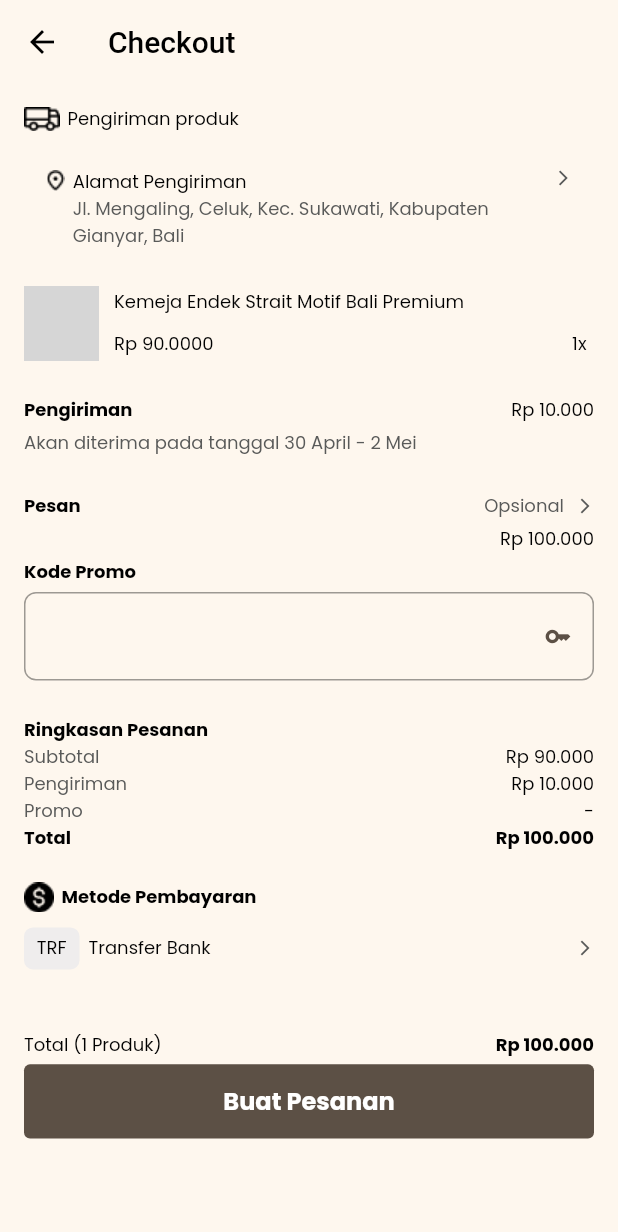
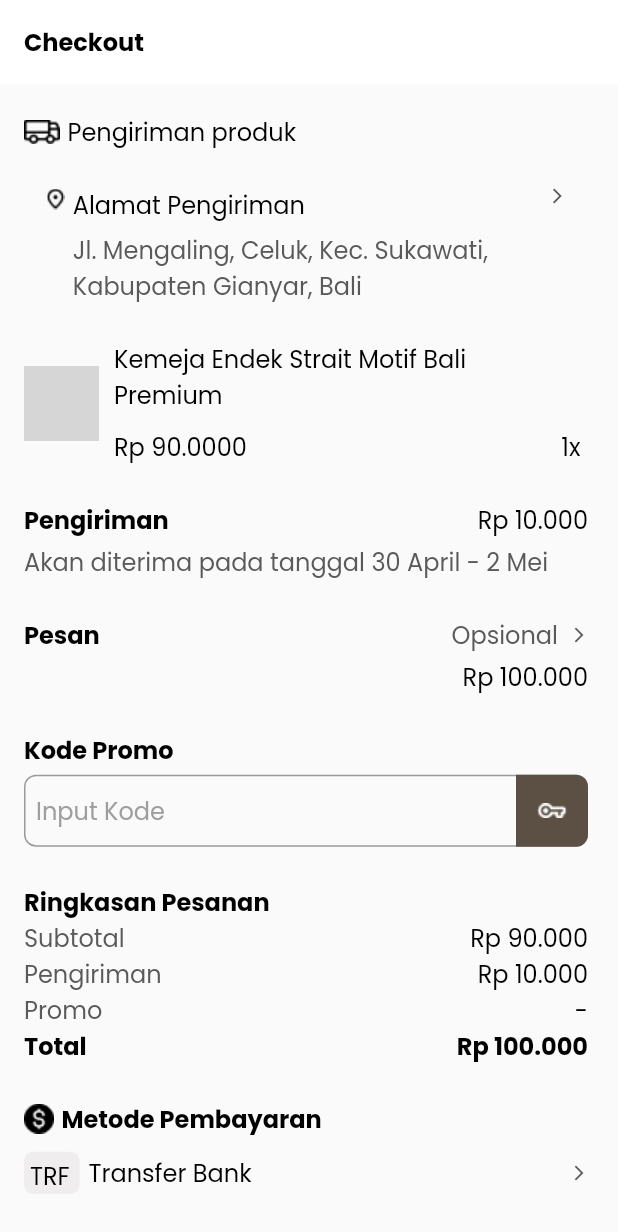
Before and after one commit to Balink-8/mobile_balink, a Flutter app: the CheckoutShopPage screen opened directly, on a phone screen of 412 x 824 dp. Shown: the top 1232 px of the screen. Run offline on Flutter 3.47's test engine with Material 2 defaults, Android fonts, the phone set to English and light mode, and no system bars; our stand-ins replace carousel_slider, flutter_screenutil, google_fonts; missing offline and left inert: weekly_date_picker; network calls fail; grey boxes are pictures that could not be loaded.

Commit message:
update CheckoutShopPage bagian textfield Kode Promo

```diff
--- a/lib/main.dart
+++ b/lib/main.dart
@@ -1,6 +1,7 @@
 import 'package:flutter/material.dart';
 import 'package:flutter_screenutil/flutter_screenutil.dart';
 import 'package:mobile_balink/view/checkout/berhasil_bayar.dart';
+import 'package:mobile_balink/view/checkout/checkout_shop.dart';
 import 'package:mobile_balink/view/checkout/upload_bukti_pembayaran.dart';
 import 'package:mobile_balink/view/login_page.dart';
 
@@ -23,7 +24,7 @@ class MyApp extends StatelessWidget {
             iconTheme: IconThemeData(color: Colors.black),
           )),
           debugShowCheckedModeBanner: false,
-          home: BuktiPembayaranPage(),
+          home: CheckoutShopPage(),
         );
       },
     );
--- a/lib/view/checkout/checkout_shop.dart
+++ b/lib/view/checkout/checkout_shop.dart
@@ -8,23 +8,23 @@ class CheckoutShopPage extends StatelessWidget {
   @override
   Widget build(BuildContext context) {
     return Scaffold(
-      backgroundColor: primaryColor,
+      // backgroundColor: primaryColor,
       appBar: AppBar(
-        backgroundColor: primaryColor,
+        backgroundColor: whiteColor,
         elevation: 0,
-        title: const Text(
+        title: Text(
           'Checkout',
-          style: TextStyle(color: Colors.black),
+          style: poppinsKecil.copyWith(
+            color: blackColor,
+            fontWeight: FontWeight.bold,
+          ),
         ),
       ),
       body: SingleChildScrollView(
-        padding: const EdgeInsets.only(left: 16, right: 16),
+        padding: const EdgeInsets.fromLTRB(16, 20, 20, 20),
         child: Column(
           crossAxisAlignment: CrossAxisAlignment.stretch,
           children: [
-            SizedBox(
-              height: 14.h,
-            ),
             Row(
               children: [
                 Image.asset('assets/truck.png'),
@@ -33,13 +33,11 @@ class CheckoutShopPage extends StatelessWidget {
                 ),
                 Text('Pengiriman produk',
                     style: poppinsKecil.copyWith(
-                        fontSize: 12,
-                        color: blackColor,
-                        fontWeight: FontWeight.w400))
+                        color: blackColor, fontWeight: FontWeight.w400))
               ],
             ),
-            const SizedBox(
-              height: 24,
+            SizedBox(
+              height: 24.h,
             ),
             Padding(
               padding: const EdgeInsets.only(left: 14.5, right: 14.5),
@@ -61,13 +59,15 @@ class CheckoutShopPage extends StatelessWidget {
                       children: [
                         Text('Alamat Pengiriman',
                             style: poppinsKecil.copyWith(
-                                fontSize: 12,
+                                //
                                 color: blackColor,
                                 fontWeight: FontWeight.w400)),
+                        SizedBox(
+                          height: 6.h,
+                        ),
                         Text(
                             'Jl. Mengaling, Celuk, Kec. Sukawati, Kabupaten Gianyar, Bali',
                             style: poppinsKecil.copyWith(
-                                fontSize: 12,
                                 color: const Color.fromRGBO(89, 90, 89, 1),
                                 fontWeight: FontWeight.w400)),
                       ],
@@ -84,8 +84,8 @@ class CheckoutShopPage extends StatelessWidget {
                 ],
               ),
             ),
-            const SizedBox(
-              height: 24,
+            SizedBox(
+              height: 24.h,
             ),
             Row(
               children: [
@@ -116,11 +116,9 @@ class CheckoutShopPage extends StatelessWidget {
                     children: [
                       Text('Kemeja Endek Strait Motif Bali Premium',
                           style: poppinsKecil.copyWith(
-                              fontSize: 12,
-                              color: blackColor,
-                              fontWeight: FontWeight.w400)),
-                      const SizedBox(
-                        height: 10,
+                              color: blackColor, fontWeight: FontWeight.w400)),
+                      SizedBox(
+                        height: 10.h,
                       ),
                       Row(
                         mainAxisAlignment: MainAxisAlignment.spaceBetween,
@@ -128,13 +126,10 @@ class CheckoutShopPage extends StatelessWidget {
                           Text(
                             'Rp 90.0000',
                             style: poppinsKecil.copyWith(
-                                fontSize: 12,
-                                color: blackColor,
-                                fontWeight: FontWeight.w400),
+                                color: blackColor, fontWeight: FontWeight.w400),
                           ),
                           Text('1x',
                               style: poppinsKecil.copyWith(
-                                  fontSize: 12,
                                   color: blackColor,
                                   fontWeight: FontWeight.w400))
                         ],
@@ -149,22 +144,18 @@ class CheckoutShopPage extends StatelessWidget {
             ),
 
             //PENGIRIMAN
-            const SizedBox(
-              height: 24,
+            SizedBox(
+              height: 24.h,
             ),
             Row(
               mainAxisAlignment: MainAxisAlignment.spaceBetween,
               children: [
                 Text('Pengiriman',
                     style: poppinsKecil.copyWith(
-                        fontSize: 12,
-                        color: blackColor,
-                        fontWeight: FontWeight.w700)),
+                        color: blackColor, fontWeight: FontWeight.w700)),
                 Text('Rp 10.000',
                     style: poppinsKecil.copyWith(
-                        fontSize: 12,
-                        color: blackColor,
-                        fontWeight: FontWeight.w400)),
+                        color: blackColor, fontWeight: FontWeight.w400)),
               ],
             ),
             SizedBox(
@@ -172,11 +163,10 @@ class CheckoutShopPage extends StatelessWidget {
             ),
             Text('Akan diterima pada tanggal 30 April - 2 Mei',
                 style: poppinsKecil.copyWith(
-                    fontSize: 12,
                     color: const Color.fromRGBO(89, 90, 89, 1),
                     fontWeight: FontWeight.w400)),
-            const SizedBox(
-              height: 24,
+            SizedBox(
+              height: 24.h,
             ),
 
             //PESAN
@@ -185,14 +175,11 @@ class CheckoutShopPage extends StatelessWidget {
               children: [
                 Text('Pesan',
                     style: poppinsKecil.copyWith(
-                        fontSize: 12,
-                        color: blackColor,
-                        fontWeight: FontWeight.w700)),
+                        color: blackColor, fontWeight: FontWeight.w700)),
                 Row(
                   children: [
                     Text('Opsional',
                         style: poppinsKecil.copyWith(
-                            fontSize: 12,
                             color: const Color.fromRGBO(89, 90, 89, 1),
                             fontWeight: FontWeight.w400)),
                     const SizedBox(
@@ -207,50 +194,68 @@ class CheckoutShopPage extends StatelessWidget {
                 ),
               ],
             ),
-            const SizedBox(
-              height: 4,
+            SizedBox(
+              height: 4.h,
             ),
             Text('Rp 100.000',
                 textAlign: TextAlign.end,
                 style: poppinsKecil.copyWith(
-                    fontSize: 12,
-                    color: blackColor,
-                    fontWeight: FontWeight.w400)),
-            const SizedBox(
-              height: 4,
+                    color: blackColor, fontWeight: FontWeight.w400)),
+            SizedBox(
+              height: 24.h,
             ),
 
             //KODE PROMO
             Text('Kode Promo',
                 style: poppinsKecil.copyWith(
-                    fontSize: 12,
-                    color: blackColor,
-                    fontWeight: FontWeight.w700)),
+                    color: blackColor, fontWeight: FontWeight.w700)),
             SizedBox(
               height: 4.h,
             ),
             TextFormField(
               decoration: InputDecoration(
+                  isDense: true,
                   hintText: 'Input Kode',
+                  hintStyle: poppinsKecil.copyWith(color: Colors.grey),
+                  suffixIcon: Container(
+                    height: 36.h,
+                    width: 36.w,
+                    decoration: BoxDecoration(
+                      borderRadius: const BorderRadius.only(
+                          topRight: Radius.circular(8),
+                          bottomRight: Radius.circular(8)),
+                      color: secondaryColor,
+                    ),
+                    // elevation: 5.0,
 
-                  // filled: true,
-                  // enabled: false,
-                  // fillColor: Color.fromRGBO(205, 203, 200, 0.2),
-                  suffixIcon: Icon(
-                    Icons.key_outlined,
-                    size: 18,
-                    color: secondaryColor,
-                    // color: Colors.white,
-                  ),
-                  suffix: Container(
-                    decoration: BoxDecoration(
-                      color: secondaryColor,
-                      borderRadius: BorderRadius.circular(25),
+                    // shadowColor: Colors.green,
+                    // borderRadius: BorderRadius.only(
+                    //   topRight: Radius.circular(15.0),
+                    //   bottomRight: Radius.circular(15.0),
+                    // ),
+                    child: Image.asset(
+                      'assets/icon/vpn_key.png',
+                      color: whiteColor,
                     ),
                   ),
                   focusColor: Colors.transparent,
-                  border: const OutlineInputBorder(
-                      borderRadius: BorderRadius.all(Radius.circular(8)))),
+                  focusedBorder: OutlineInputBorder(
+                      borderSide: BorderSide(color: secondaryColor),
+                      borderRadius: const BorderRadius.all(Radius.circular(8))),
+                  errorBorder: const OutlineInputBorder(
+                      borderSide: BorderSide(color: Colors.red),
+                      borderRadius: BorderRadius.all(Radius.circular(8))),
+                  // border: OutlineInputBorder(
+                  //     // borderSide: BorderSide.none,
+                  //     borderRadius: BorderRadius.all(Radius.circular(8)))
+                  contentPadding: const EdgeInsets.all(8),
+                  border: OutlineInputBorder(
+                      borderSide: BorderSide(
+                        width: 2.0,
+                        color: blackColor,
+                      ),
+                      borderRadius:
+                          const BorderRadius.all(Radius.circular(8)))),
             ),
             // TextFormField(
             //   decoration: InputDecoration(
@@ -265,29 +270,24 @@ class CheckoutShopPage extends StatelessWidget {
             //       border: OutlineInputBorder(
             //           borderRadius: BorderRadius.all(Radius.circular(8)))),
             // ),
-            const SizedBox(
-              height: 24,
+            SizedBox(
+              height: 24.h,
             ),
 
             //RINGKASAN PESANAN
             Text('Ringkasan Pesanan',
                 style: poppinsKecil.copyWith(
-                    fontSize: 12,
-                    color: blackColor,
-                    fontWeight: FontWeight.w700)),
+                    color: blackColor, fontWeight: FontWeight.w700)),
             Row(
               mainAxisAlignment: MainAxisAlignment.spaceBetween,
               children: [
                 Text('Subtotal',
                     style: poppinsKecil.copyWith(
-                        fontSize: 12,
                         color: const Color.fromRGBO(89, 90, 89, 1),
                         fontWeight: FontWeight.w400)),
                 Text('Rp 90.000',
                     style: poppinsKecil.copyWith(
-                        fontSize: 12,
-                        color: blackColor,
-                        fontWeight: FontWeight.w400)),
+                        color: blackColor, fontWeight: FontWeight.w400)),
               ],
             ),
             Row(
@@ -295,14 +295,11 @@ class CheckoutShopPage extends StatelessWidget {
               children: [
                 Text('Pengiriman',
                     style: poppinsKecil.copyWith(
-                        fontSize: 12,
                         color: const Color.fromRGBO(89, 90, 89, 1),
                         fontWeight: FontWeight.w400)),
                 Text('Rp 10.000',
                     style: poppinsKecil.copyWith(
-                        fontSize: 12,
-                        color: blackColor,
-                        fontWeight: FontWeight.w400)),
+                        color: blackColor, fontWeight: FontWeight.w400)),
               ],
             ),
             Row(
@@ -310,14 +307,11 @@ class CheckoutShopPage extends StatelessWidget {
               children: [
                 Text('Promo',
                     style: poppinsKecil.copyWith(
-                        fontSize: 12,
                         color: const Color.fromRGBO(89, 90, 89, 1),
                         fontWeight: FontWeight.w400)),
                 Text('-',
                     style: poppinsKecil.copyWith(
-                        fontSize: 12,
-                        color: blackColor,
-                        fontWeight: FontWeight.w400)),
+                        color: blackColor, fontWeight: FontWeight.w400)),
               ],
             ),
             Row(
@@ -325,18 +319,14 @@ class CheckoutShopPage extends StatelessWidget {
               children: [
                 Text('Total',
                     style: poppinsKecil.copyWith(
-                        fontSize: 12,
-                        color: blackColor,
-                        fontWeight: FontWeight.w700)),
+                        color: blackColor, fontWeight: FontWeight.w700)),
                 Text('Rp 100.000',
                     style: poppinsKecil.copyWith(
-                        fontSize: 12,
-                        color: blackColor,
-                        fontWeight: FontWeight.w700)),
+                        color: blackColor, fontWeight: FontWeight.w700)),
               ],
             ),
             SizedBox(
-              height: 20.h,
+              height: 24.h,
             ),
             //METODE PEMBAYARAN
             Row(
@@ -352,9 +342,7 @@ class CheckoutShopPage extends StatelessWidget {
                 ),
                 Text('Metode Pembayaran',
                     style: poppinsKecil.copyWith(
-                        fontSize: 12,
-                        color: blackColor,
-                        fontWeight: FontWeight.w700))
+                        color: blackColor, fontWeight: FontWeight.w700))
               ],
             ),
             const SizedBox(
@@ -377,14 +365,10 @@ class CheckoutShopPage extends StatelessWidget {
                         // color: thirdColor,
                         child: Padding(
                           padding: const EdgeInsets.all(4.0),
-                          child: Center(
-                            child: Text(
-                              'TRF',
-                              style: poppinsKecil.copyWith(
-                                  fontSize: 12,
-                                  color: blackColor,
-                                  fontWeight: FontWeight.w400),
-                            ),
+                          child: Text(
+                            'TRF',
+                            style: poppinsKecil.copyWith(
+                                color: blackColor, fontWeight: FontWeight.w400),
                           ),
                         )),
                     const SizedBox(
@@ -392,9 +376,7 @@ class CheckoutShopPage extends StatelessWidget {
                     ),
                     Text('Transfer Bank',
                         style: poppinsKecil.copyWith(
-                            fontSize: 12,
-                            color: blackColor,
-                            fontWeight: FontWeight.w400)),
+                            color: blackColor, fontWeight: FontWeight.w400)),
                   ],
                 ),
                 const Icon(Icons.arrow_forward_ios,
@@ -402,7 +384,7 @@ class CheckoutShopPage extends StatelessWidget {
               ],
             ),
             SizedBox(
-              height: 40.h,
+              height: 143.h,
             ),
             // SizedBox(
             //   height: 80.h,
@@ -415,16 +397,12 @@ class CheckoutShopPage extends StatelessWidget {
                 Text(
                   'Total (1 Produk)',
                   style: poppinsKecil.copyWith(
-                      fontSize: 12,
-                      color: blackColor,
-                      fontWeight: FontWeight.w400),
+                      color: blackColor, fontWeight: FontWeight.w400),
                 ),
                 Text(
                   'Rp 100.000',
                   style: poppinsKecil.copyWith(
-                      fontSize: 12,
-                      color: blackColor,
-                      fontWeight: FontWeight.w700),
+                      color: blackColor, fontWeight: FontWeight.w700),
                 )
               ],
             ),
@@ -455,9 +433,6 @@ class CheckoutShopPage extends StatelessWidget {
                   ),
                 ),
               ),
-            ),
-            SizedBox(
-              height: 20.h,
             ),
 
             //COMMAND CANCEL CODE USED LIST TILE
```
Also changed, not shown: assets/icon/vpn_key.png (added), lib/view/checkout/upload_bukti_pembayaran.dart (indentation only).
